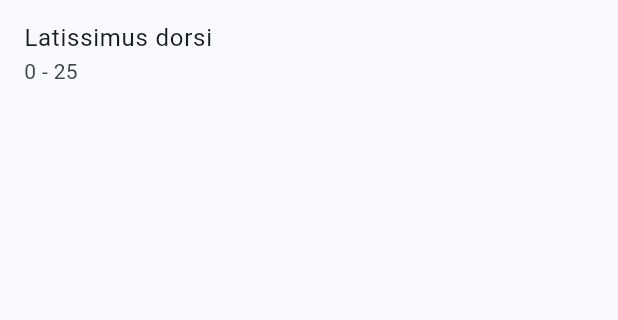
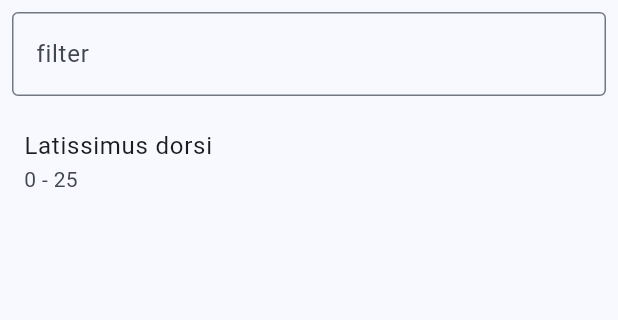
Before and after one commit to Dieterbe/body.build, a Flutter app: the screen it shows after launch, after a tap on "Scapular retraction", on a phone screen of 412 x 824 dp, the part 84-404 px from its top. Run offline on Flutter 3.47's test engine with Material 3 defaults, Android fonts, the phone set to English and light mode, and no system bars.

Commit message:
add articulations filter

```diff
--- a/lib/main.dart
+++ b/lib/main.dart
@@ -35,6 +35,7 @@ class MyHomePage extends StatefulWidget {
 
 class _MyHomePageState extends State<MyHomePage> {
   Articulation? articulation;
+  String _filter = '';
   @override
   Widget build(BuildContext context) {
     String varTitle = 'select an articulation';
@@ -55,11 +56,36 @@ class _MyHomePageState extends State<MyHomePage> {
         ),
         title: Text('${widget.title} - $varTitle'),
       ),
-      body: articulation == null
-          ? ListView.builder(
-              itemCount: Articulation.values.length,
+      body: Column(
+        children: [
+          Padding(
+            padding: const EdgeInsets.all(8.0),
+            child: TextField(
+              decoration: const InputDecoration(
+                border: OutlineInputBorder(),
+                hintText: 'filter',
+              ),
+              onChanged: (value) {
+                setState(() {
+                  _filter = value;
+                });
+              },
+            ),
+          ),
+          articulation == null
+              ? Expanded(
+                  child: ListView.builder(
+                    itemCount: Articulation.values
+                        .where((a) => a.name
+                            .toLowerCase()
+                            .contains(_filter.toLowerCase()))
+                        .length,
                     itemBuilder: (context, index) {
-                final articulation = Articulation.values[index];
+                      final articulation = Articulation.values
+                          .where((a) => a.name
+                              .toLowerCase()
+                              .contains(_filter.toLowerCase()))
+                          .toList()[index];
                       return ListTile(
                         title: Text(articulation.name.camelToTitle()),
                         subtitle: Text(
@@ -70,8 +96,11 @@ class _MyHomePageState extends State<MyHomePage> {
                           });
                         },
                       );
-              })
-          : ListView.builder(
+                    },
+                  ),
+                )
+              : Expanded(
+                  child: ListView.builder(
                     itemCount: movements
                         .where((m) => m.articulation == articulation)
                         .toList()
@@ -89,7 +118,11 @@ class _MyHomePageState extends State<MyHomePage> {
                           '${movement.rangeBegin} - ${movement.rangeEnd}${movement.momentMax != null ? ' (max moment @ ${movement.momentMax})' : ''}',
                         ),
                       );
-              }),
+                    },
+                  ),
+                ),
+        ],
+      ),
     );
   }
 }
```
Lines whose indentation alone changed are shown as unchanged.
